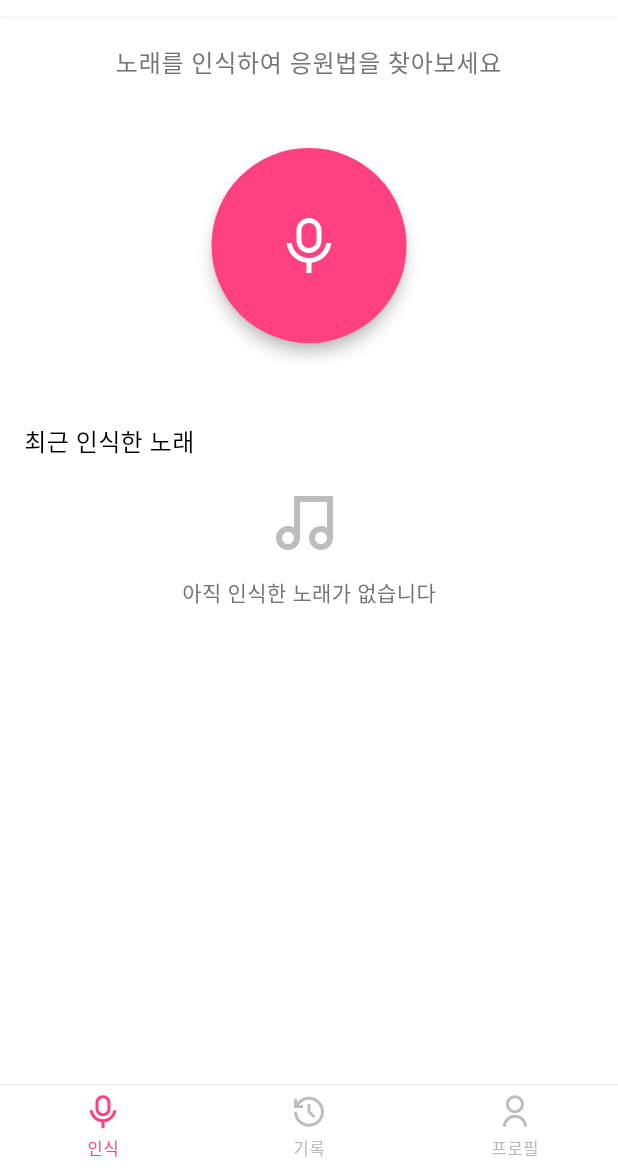
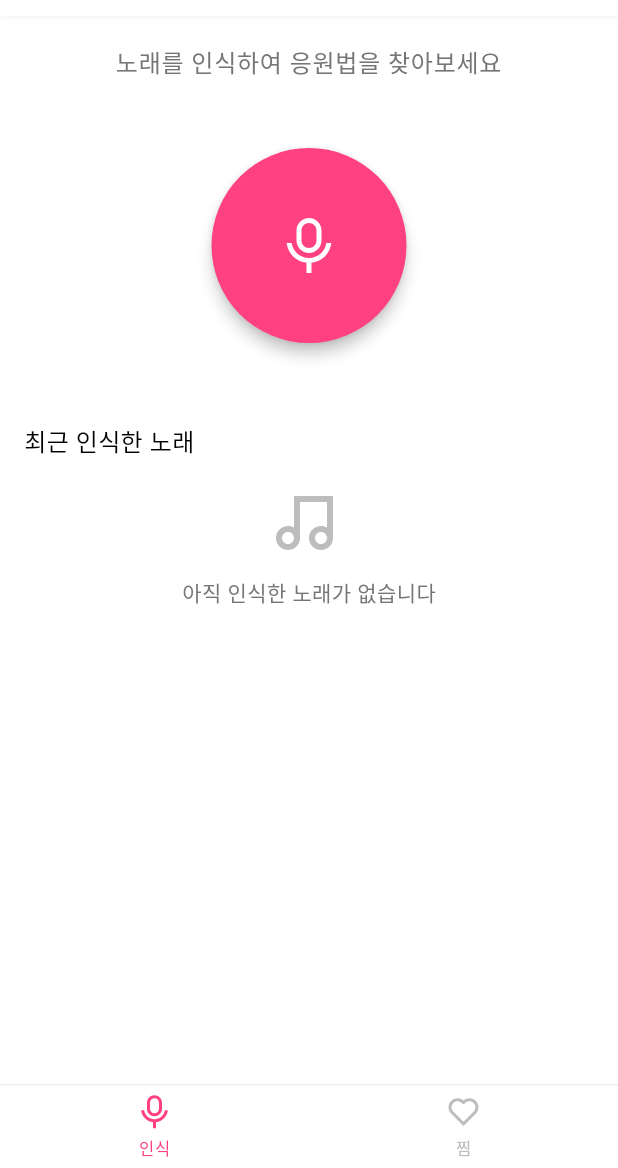
Before and after one commit to Gyeony95/Fan-Chant, a Flutter app: the screen it shows after launch, after a tap on "인식", on a phone screen of 412 x 824 dp, the part 68-1236 px from its top. Run offline on Flutter 3.47's test engine with Material 3 defaults, Android fonts, the light colour scheme and no system bars; our stand-ins replace flutter_remix, flutter_riverpod, google_fonts, hive, hive_flutter, riverpod_annotation; missing offline and left inert: flutter_shazam_kit; accounts and stored records are empty; generated files the repository leaves out were written again.

Commit message:
feat : 탭 정의

```diff
--- a/lib/main.dart
+++ b/lib/main.dart
@@ -9,6 +9,7 @@ import 'package:hive_flutter/hive_flutter.dart';
 import 'package:path_provider/path_provider.dart';
 import 'package:fan_chant/src/features/song_recognition/models/song.dart';
 import 'package:fan_chant/src/features/song_recognition/services/song_storage_service.dart';
+import 'package:fan_chant/src/features/home/screens/home_screen.dart';
 
 void main() async {
   WidgetsFlutterBinding.ensureInitialized();
@@ -59,7 +60,7 @@ class FanChantApp extends StatelessWidget {
       theme: AppTheme.lightTheme,
       routes: AppRoutes.routes,
       onGenerateRoute: AppRoutes.onGenerateRoute,
-      initialRoute: AppRoutes.recognition,
+      home: const HomeScreen(),
       debugShowCheckedModeBanner: false,
     );
   }
--- a/lib/src/config/routes.dart
+++ b/lib/src/config/routes.dart
@@ -1,14 +1,10 @@
 import 'package:flutter/material.dart';
-import 'package:fan_chant/src/features/song_recognition/screens/song_recognition_screen.dart';
 import 'package:fan_chant/src/features/song_detail/screens/song_detail_screen.dart';
 import 'package:fan_chant/src/features/song_recognition/models/song.dart';
 
 /// 앱 라우트 관리 클래스
 class AppRoutes {
   AppRoutes._();
-
-  /// 노래 인식 화면 경로
-  static const String recognition = '/';
 
   /// 노래 상세 화면 경로
   static const String songDetail = '/song-detail';
@@ -18,7 +14,6 @@ class AppRoutes {
 
   /// 앱의 라우트 정의
   static Map<String, WidgetBuilder> get routes => {
-        recognition: (context) => const SongRecognitionScreen(),
         recognitionFailed: (context) => const Center(child: Text('인식 실패')),
       };
 
--- /dev/null
+++ b/lib/src/features/home/screens/home_screen.dart
@@ -0,0 +1,149 @@
+import 'package:flutter/material.dart';
+import 'package:flutter_riverpod/flutter_riverpod.dart';
+import 'package:fan_chant/src/core/theme/colors.dart';
+import 'package:fan_chant/src/core/theme/app_dimensions.dart';
+import 'package:fan_chant/src/core/theme/text_styles.dart';
+import 'package:fan_chant/src/features/song_recognition/screens/song_recognition_screen.dart';
+import 'package:fan_chant/src/features/favorites/screens/favorites_screen.dart';
+import 'package:flutter_remix/flutter_remix.dart';
+
+/// 선택된 탭 인덱스를 관리하는 프로바이더
+final selectedTabProvider = StateProvider<int>((ref) => 0);
+
+/// 홈 화면 (바텀 네비게이션과 PageView 포함)
+class HomeScreen extends ConsumerStatefulWidget {
+  /// 생성자
+  const HomeScreen({Key? key}) : super(key: key);
+
+  @override
+  ConsumerState<HomeScreen> createState() => _HomeScreenState();
+}
+
+class _HomeScreenState extends ConsumerState<HomeScreen> {
+  // 페이지 컨트롤러
+  late final PageController _pageController;
+
+  // 페이지 목록 - 미리 생성하여 재사용
+  final List<Widget> _pages = [
+    const SongRecognitionScreen(),
+    const FavoritesScreen(),
+  ];
+
+  @override
+  void initState() {
+    super.initState();
+    _pageController = PageController();
+  }
+
+  @override
+  void dispose() {
+    _pageController.dispose();
+    super.dispose();
+  }
+
+  @override
+  Widget build(BuildContext context) {
+    // 현재 선택된 탭 인덱스
+    final selectedTab = ref.watch(selectedTabProvider);
+
+    // PageStorage에서 사용할 키
+    final pageStorageBucket = PageStorageBucket();
+
+    return Scaffold(
+      body: PageStorage(
+        bucket: pageStorageBucket,
+        child: PageView(
+          controller: _pageController,
+          physics: const NeverScrollableScrollPhysics(), // 스와이프로 페이지 전환 방지
+          onPageChanged: (index) {
+            // 페이지가 변경되면 선택된 탭 업데이트
+            ref.read(selectedTabProvider.notifier).state = index;
+          },
+          children: _pages,
+        ),
+      ),
+      bottomNavigationBar: _buildBottomNavigationBar(selectedTab),
+    );
+  }
+
+  /// 하단 탭바 위젯
+  Widget _buildBottomNavigationBar(int selectedTab) {
+    return SafeArea(
+      child: Container(
+        decoration: BoxDecoration(
+          color: Colors.white,
+          border: Border(
+            top: BorderSide(
+              color: Colors.grey.shade200,
+              width: 1,
+            ),
+          ),
+        ),
+        height: AppDimensions.bottomTabBarHeight,
+        child: Row(
+          children: [
+            // 인식 탭
+            _buildBottomNavItem(
+              FlutterRemix.mic_line,
+              '인식',
+              isSelected: selectedTab == 0,
+              onTap: () => _onTabTapped(0),
+            ),
+
+            // 찜 탭
+            _buildBottomNavItem(
+              FlutterRemix.heart_line,
+              '찜',
+              isSelected: selectedTab == 1,
+              onTap: () => _onTabTapped(1),
+            ),
+          ],
+        ),
+      ),
+    );
+  }
+
+  /// 하단 탭바 아이템 위젯
+  Widget _buildBottomNavItem(
+    IconData icon,
+    String label, {
+    bool isSelected = false,
+    required VoidCallback onTap,
+  }) {
+    return Expanded(
+      child: InkWell(
+        onTap: onTap,
+        child: Column(
+          mainAxisAlignment: MainAxisAlignment.center,
+          children: [
+            Icon(
+              icon,
+              color: isSelected ? AppColors.primary : AppColors.textLight,
+              size: 24,
+            ),
+            const SizedBox(height: 4),
+            Text(
+              label,
+              style: AppTextStyles.labelSmall.copyWith(
+                color: isSelected ? AppColors.primary : AppColors.textLight,
+              ),
+            ),
+          ],
+        ),
+      ),
+    );
+  }
+
+  /// 탭 탭했을 때 처리
+  void _onTabTapped(int index) {
+    // 페이지 컨트롤러로 페이지 이동
+    _pageController.animateToPage(
+      index,
+      duration: const Duration(milliseconds: 300),
+      curve: Curves.easeInOut,
+    );
+
+    // 상태 업데이트
+    ref.read(selectedTabProvider.notifier).state = index;
+  }
+}
--- a/lib/src/features/song_recognition/screens/song_recognition_screen.dart
+++ b/lib/src/features/song_recognition/screens/song_recognition_screen.dart
@@ -9,19 +9,35 @@ import 'package:fan_chant/src/features/song_recognition/providers/song_provider.
 import 'package:flutter_remix/flutter_remix.dart';
 
 /// 노래 인식 화면
-class SongRecognitionScreen extends ConsumerWidget {
+class SongRecognitionScreen extends ConsumerStatefulWidget {
   /// 생성자
   const SongRecognitionScreen({Key? key}) : super(key: key);
 
   @override
-  Widget build(BuildContext context, WidgetRef ref) {
+  ConsumerState<SongRecognitionScreen> createState() =>
+      _SongRecognitionScreenState();
+}
+
+class _SongRecognitionScreenState extends ConsumerState<SongRecognitionScreen>
+    with AutomaticKeepAliveClientMixin {
+  @override
+  bool get wantKeepAlive => true;
+
+  @override
+  void initState() {
+    super.initState();
+    // 화면이 처음 로드될 때 한 번만 최근 인식한 노래 목록 갱신
+    WidgetsBinding.instance.addPostFrameCallback((_) {
+      if (mounted) {
+        ref.read(songRecognitionProvider.notifier).refreshRecentSongs();
+      }
+    });
+  }
+
+  @override
+  Widget build(BuildContext context) {
+    super.build(context); // AutomaticKeepAliveClientMixin 사용 시 필수
     final recognitionState = ref.watch(songRecognitionProvider);
-
-    // 화면이 다시 표시될 때마다 최근 인식한 노래 목록 갱신
-    WidgetsBinding.instance.addPostFrameCallback((_) {
-      final notifier = ref.read(songRecognitionProvider.notifier);
-      notifier.refreshRecentSongs();
-    });
 
     return Scaffold(
       body: SafeArea(
@@ -81,7 +97,6 @@ class SongRecognitionScreen extends ConsumerWidget {
           ],
         ),
       ),
-      bottomNavigationBar: _buildBottomNavigationBar(),
     );
   }
 
@@ -474,59 +489,6 @@ class SongRecognitionScreen extends ConsumerWidget {
     );
   }
 
-  /// 하단 탭바 위젯
-  Widget _buildBottomNavigationBar() {
-    return Container(
-      decoration: BoxDecoration(
-        color: Colors.white,
-        border: Border(
-          top: BorderSide(
-            color: Colors.grey.shade200,
-            width: 1,
-          ),
-        ),
-      ),
-      height: AppDimensions.bottomTabBarHeight,
-      child: Row(
-        children: [
-          _buildBottomNavItem(FlutterRemix.mic_line, '인식', isSelected: true),
-          _buildBottomNavItem(FlutterRemix.history_line, '기록'),
-          _buildBottomNavItem(FlutterRemix.user_line, '프로필'),
-        ],
-      ),
-    );
-  }
-
-  /// 하단 탭바 아이템 위젯
-  Widget _buildBottomNavItem(
-    IconData icon,
-    String label, {
-    bool isSelected = false,
-  }) {
-    return Expanded(
-      child: InkWell(
-        onTap: () {},
-        child: Column(
-          mainAxisAlignment: MainAxisAlignment.center,
-          children: [
-            Icon(
-              icon,
-              color: isSelected ? AppColors.primary : AppColors.textLight,
-              size: 24,
-            ),
-            const SizedBox(height: 4),
-            Text(
-              label,
-              style: AppTextStyles.labelSmall.copyWith(
-                color: isSelected ? AppColors.primary : AppColors.textLight,
-              ),
-            ),
-          ],
-        ),
-      ),
-    );
-  }
-
   /// 노래 인식 시작 메서드
   Future<void> _startRecognition(WidgetRef ref, BuildContext context) async {
     final notifier = ref.read(songRecognitionProvider.notifier);
```
Also changed, not shown: lib/src/features/favorites/screens/favorites_screen.dart (added, +208 -0 lines).
